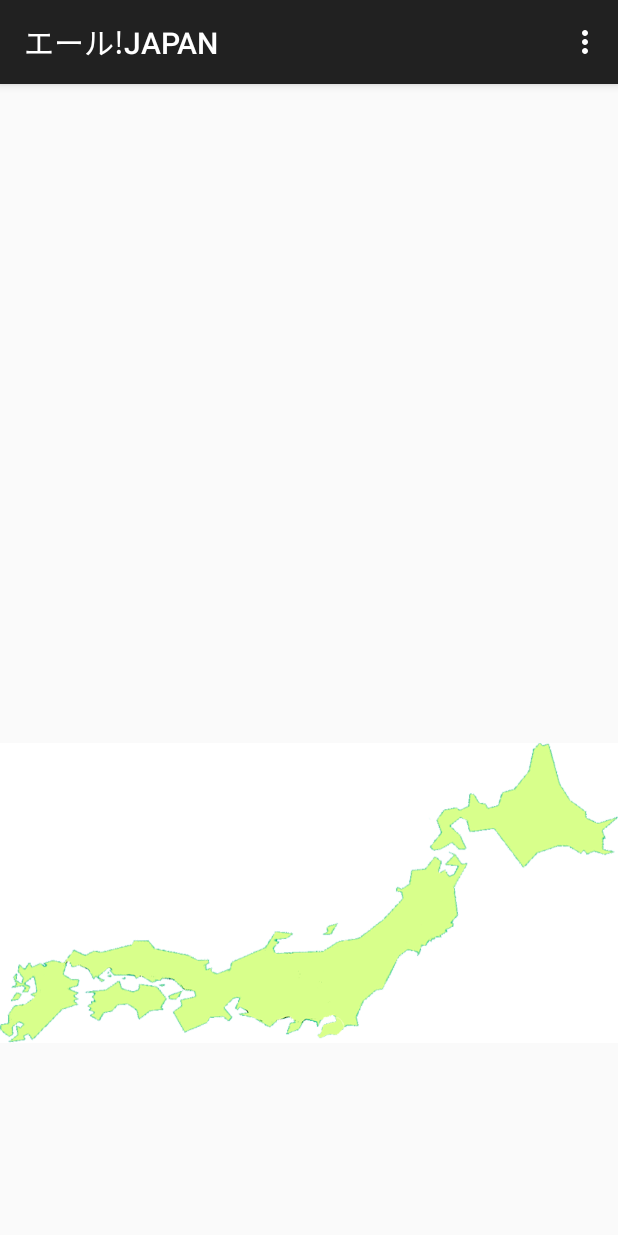
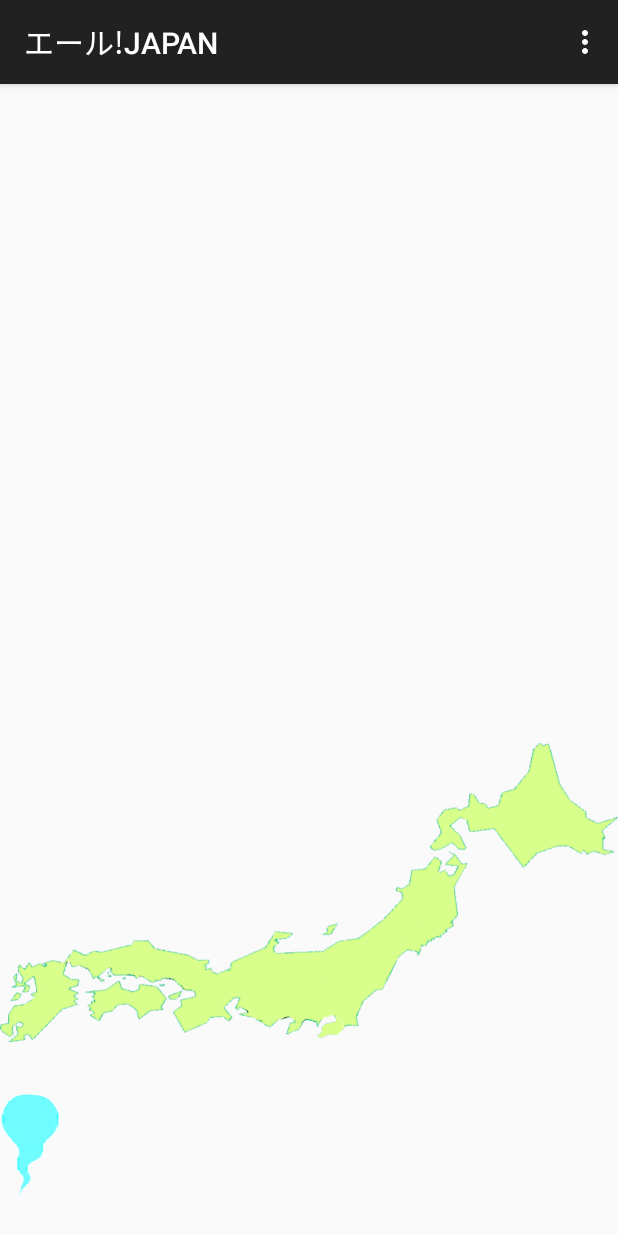
Before and after one commit to thedoroemons/honsanApp, an Android app: the YellActivity screen opened directly, with no data from a screen before it, on a phone screen of 412 x 824 dp. Run offline under Robolectric (Android 15) with nearby library versions, the phone set to English and light mode, and no system bars; our stand-ins replace ButterKnife.

Commit message:
画像を透過のものに変更

```diff
--- a/app/src/main/res/layout/activity_yell.xml
+++ b/app/src/main/res/layout/activity_yell.xml
@@ -4,6 +4,8 @@
 				android:layout_width="match_parent"
 				android:layout_height="match_parent"
 				tools:context="jp.co.spajam.honsenapp.YellActivity">
+
+
 
 	<ImageView
 		android:id="@+id/map"
@@ -13,4 +15,11 @@
 		android:layout_alignParentBottom="true"
 		android:src="@drawable/map"/>
 
+	<ImageView
+		android:id="@+id/yell_sample"
+		android:layout_width="40dp"
+		android:layout_height="120dp"
+		android:layout_alignParentBottom="true"
+		android:src="@drawable/yell"/>
+
 </RelativeLayout>
```
Also changed, not shown: app/src/main/res/drawable/map.png, app/src/main/res/drawable/yell.png (added).
